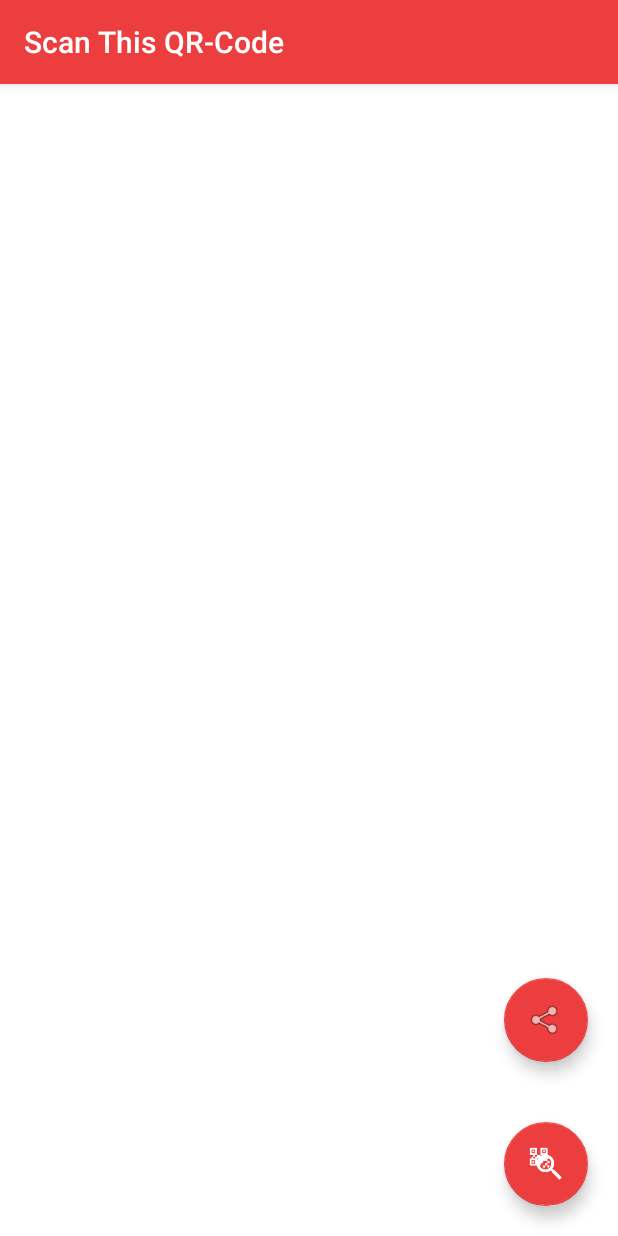
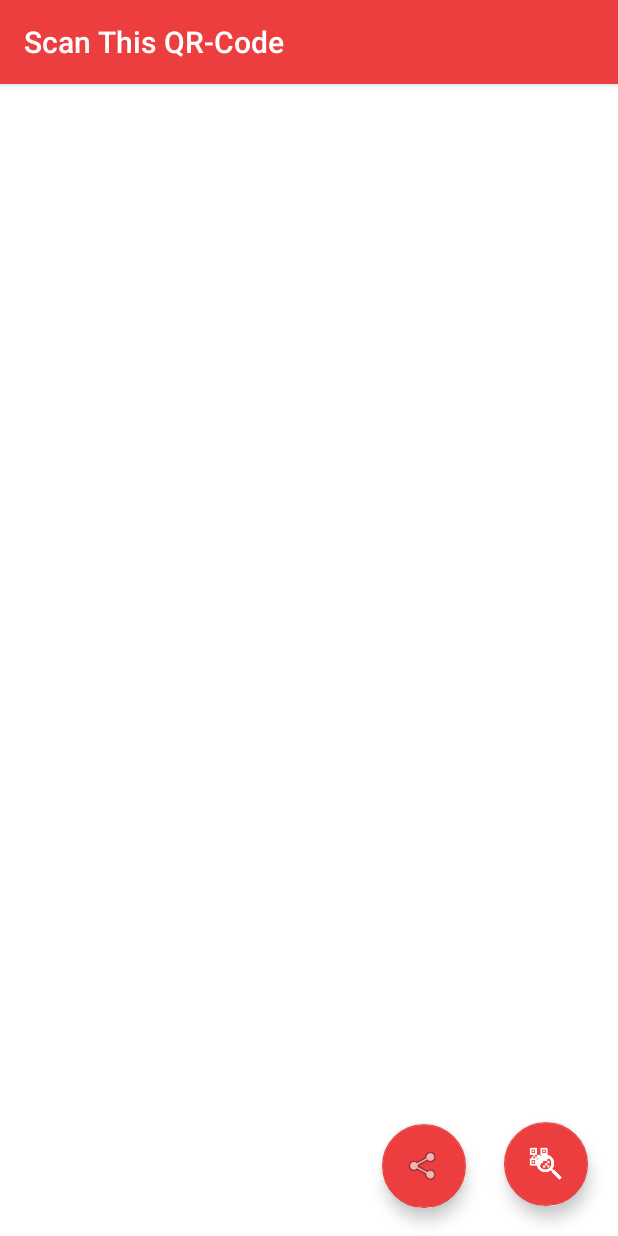
Before and after one commit to meshenger-app/meshenger-android, an Android app: the QRPresenterActivity screen opened directly, with no data from a screen before it, on a phone screen of 412 x 824 dp. Run offline under Robolectric (Android 15) with nearby library versions, the light colour scheme and no system bars; libraries missing offline, so code that uses them is left out: com.journeyapps.barcodescanner; 4 statements that could not run were skipped.

Commit message:
make qr code not overlap with button

```diff
--- a/app/src/main/res/layout/activity_qrpresenter.xml
+++ b/app/src/main/res/layout/activity_qrpresenter.xml
@@ -12,16 +12,18 @@
         android:id="@+id/QRView"/>
 
 
-
     <android.support.design.widget.FloatingActionButton
         android:id="@+id/fabShare"
         android:layout_width="wrap_content"
         android:layout_height="wrap_content"
-        android:layout_margin="@dimen/fab_margin"
-        app:srcCompat="@android:drawable/ic_menu_share"
+        android:layout_above="@id/fabPresenter"
         android:layout_alignParentEnd="true"
+        android:layout_marginStart="@dimen/fab_margin"
+        android:layout_marginTop="@dimen/fab_margin"
+        android:layout_marginEnd="101dp"
+        android:layout_marginBottom="-77dp"
         android:background="@color/colorPrimary"
-        android:layout_above="@id/fabPresenter"/>
+        app:srcCompat="@android:drawable/ic_menu_share" />
 
     <android.support.design.widget.FloatingActionButton
         android:id="@+id/fabPresenter"
```
